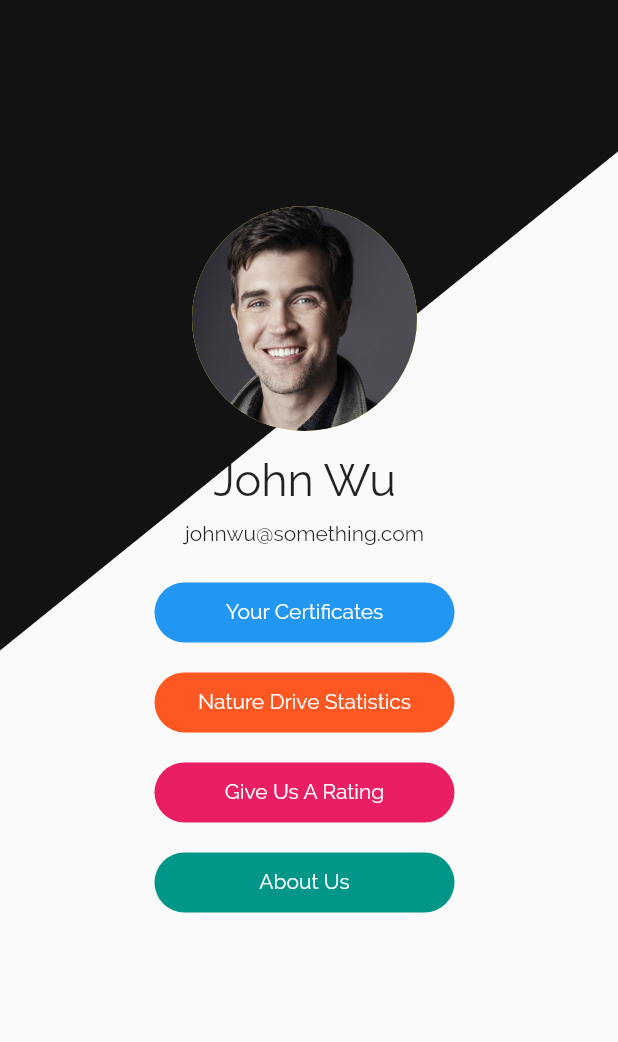
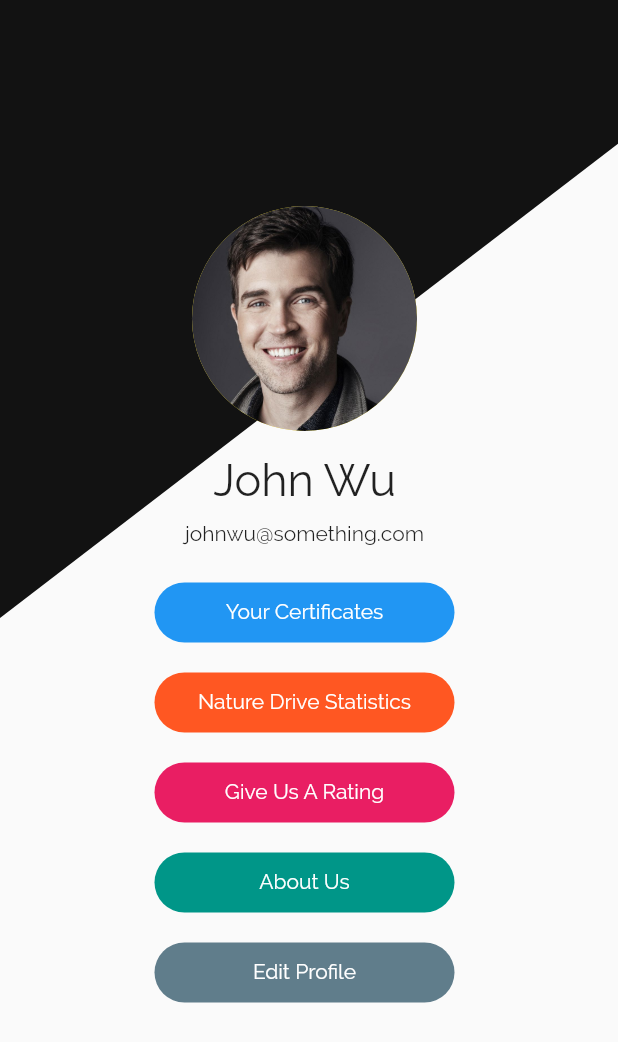
Before and after one commit to Dharmin8/social_app, a Flutter app: the Person screen opened directly, on a phone screen of 412 x 824 dp. Shown: the top 1042 px of the screen. Run offline on Flutter 3.47's test engine with Material 2 defaults, Android fonts, the phone set to English and light mode, and no system bars.

```diff
--- a/lib/view_profile.dart
+++ b/lib/view_profile.dart
@@ -6,7 +6,13 @@ class Person extends StatelessWidget {
   @override
   Widget build(BuildContext context) {
     return new Scaffold(
-        body: new Stack(
+        body: SingleChildScrollView(
+          child: Container(
+            height: MediaQuery
+              .of(context)
+              .size
+              .height,
+       child : new Stack(
       children: <Widget>[
         ClipPath(
           child: new Container(
@@ -127,10 +133,29 @@ class Person extends StatelessWidget {
                     ),
                   ),
                 ),
+                SizedBox(height: 20.0),
+                Container(
+                  height: 40.0,
+                  width: 200.0,
+                  child: Material(
+                    borderRadius: BorderRadius.circular(20.0),
+
+                    color: Colors.blueGrey,
+
+                    child: GestureDetector(
+                      onTap: () {},
+                      child: Text(
+                        'Edit Profile',
+                        style: TextStyle(color: Colors.white, height: 2.1),
+                        textAlign: TextAlign.center,
+                      ),
+                    ),
+                  ),
+                ),
               ],
             )),
       ],
-    ));
+  ))));
   }
 }
 
@@ -139,7 +164,7 @@ class getClipper extends CustomClipper<Path> {
   Path getClip(Size size) {
     var path = new Path();
 
-    path.lineTo(0.0, size.height / 1.9);
+    path.lineTo(0.0, size.height / 2);
     path.lineTo(size.width + 125, 0.0);
     path.close();
     return path;
--- a/lib/view_search.dart
+++ b/lib/view_search.dart
@@ -3,8 +3,6 @@ import 'package:flutter/material.dart';
 class Search extends StatelessWidget {
   @override
   Widget build(BuildContext context) {
-    return new Scaffold(
-
-    );
+    return Container();
   }
 }
--- a/pubspec.yaml
+++ b/pubspec.yaml
@@ -51,6 +51,9 @@ flutter:
   assets:
     - media/beach.jpg
     - media/profile.jpg
+    - media/Juhu.jpg
+    - media/Jeltz.jpg
+    - media/Aarey.jpg
 
   # The following line ensures that the Material Icons font is
   # included with your application, so that you can use the icons in
```
Also changed, not shown: lib/model/home_model.dart (+19 -19 lines), media/Aarey.jpg (added), media/Chowpatty.jpg (added), media/ICON.png (added), media/Jeltz.jpg (added), media/Juhu.jpg (added), 4 other files.
